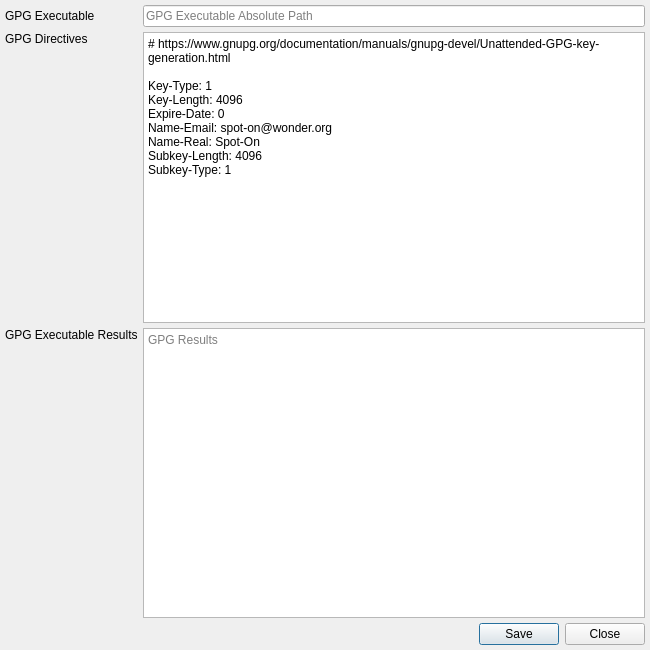
Qt form Source/UI/spot-on-rosetta-gpg-new-keys.ui (textbrowser/spot-on) before a commit.
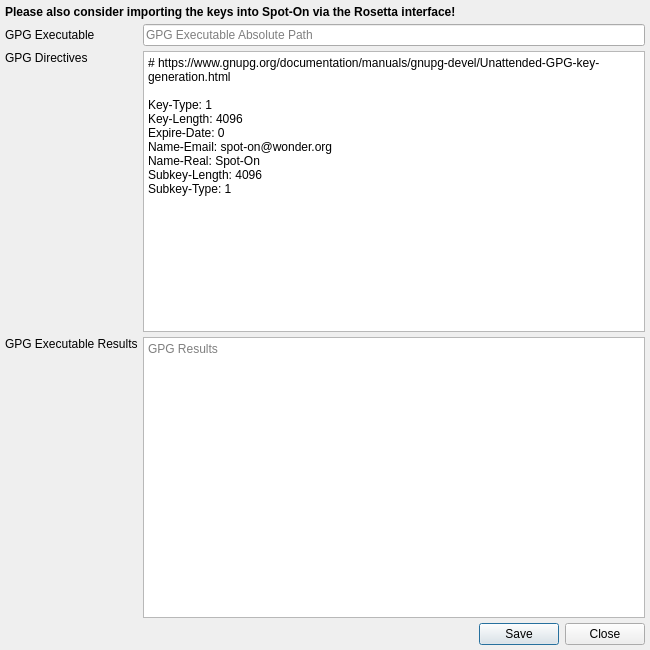
The same form after that commit. Icons and pictures are not drawn.

Diff of the .ui file:
```diff
--- a/Source/UI/spot-on-rosetta-gpg-new-keys.ui
+++ b/Source/UI/spot-on-rosetta-gpg-new-keys.ui
@@ -33,6 +33,16 @@
    <property name="bottomMargin">
     <number>5</number>
    </property>
+   <item>
+    <widget class="QLabel" name="label_4">
+     <property name="text">
+      <string>&lt;html&gt;&lt;head/&gt;&lt;body&gt;&lt;p&gt;&lt;span style=&quot; font-weight:600;&quot;&gt;Please also consider importing the keys into Spot-On via the Rosetta interface!&lt;/span&gt;&lt;/p&gt;&lt;/body&gt;&lt;/html&gt;</string>
+     </property>
+     <property name="wordWrap">
+      <bool>true</bool>
+     </property>
+    </widget>
+   </item>
    <item>
     <layout class="QGridLayout" name="gridLayout">
      <property name="spacing">
```
